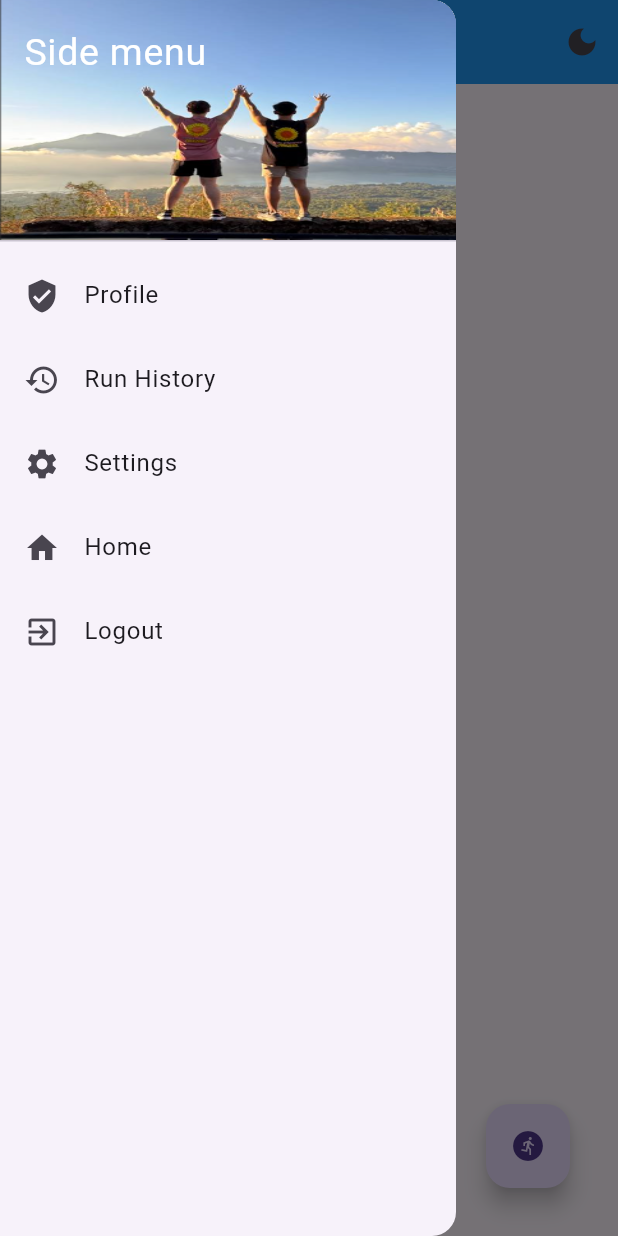
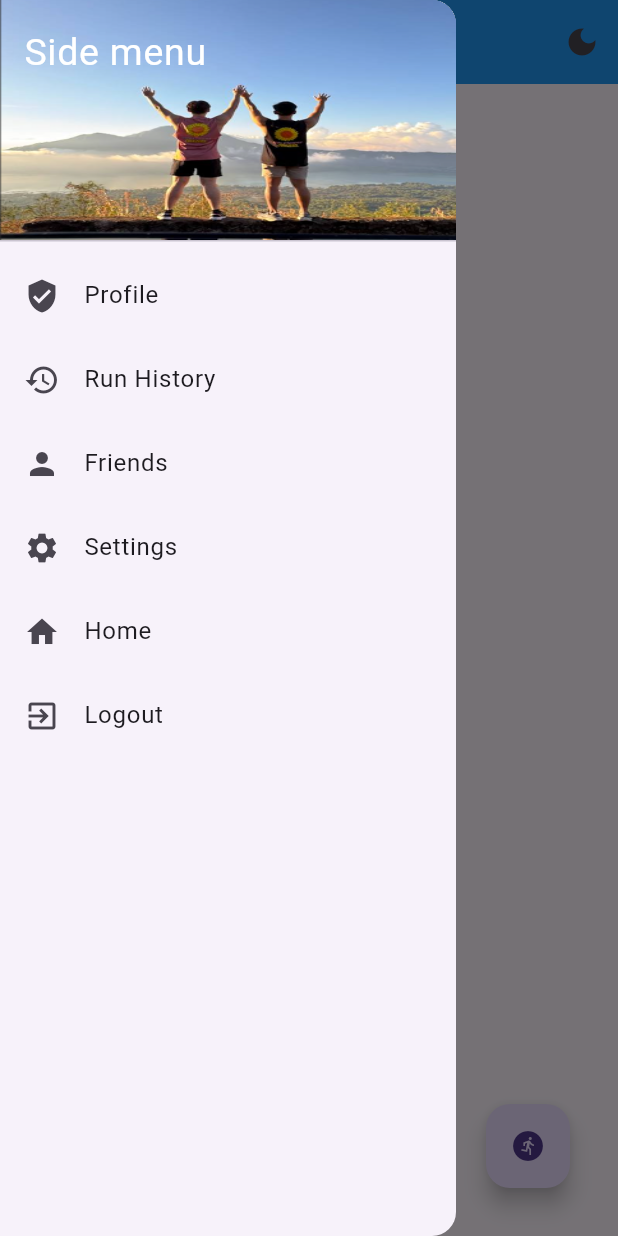
Before and after one commit to martout2002/RunnersHigh, a Flutter app: the RunTrackingPage screen opened by its route, after a tap on "Start Run", after a tap on "Stop Run", after a tap on the "menu" icon, on a phone screen of 412 x 824 dp. Run offline on Flutter 3.47's test engine with Material 3 defaults, Android fonts, the phone set to English and light mode, and no system bars; drawn by our look-alikes of percent_indicator; our stand-ins replace firebase_auth, firebase_core, firebase_database, flutter_dotenv, flutter_gemini, flutter_image_compress and 4 more; accounts and stored records are empty; network calls fail.

Commit message:
added feature to show exact bounds of the route on the map

```diff
--- a/lib/appbar/nav_drawer.dart
+++ b/lib/appbar/nav_drawer.dart
@@ -49,6 +49,13 @@ class NavDrawer extends StatelessWidget {
             },
           ),
           ListTile(
+            leading: const Icon(Icons.person),
+            title: const Text('Friends'),
+            onTap: () {
+              Navigator.pushReplacementNamed(context, '/friends');
+            },
+          ),
+          ListTile(
             leading: const Icon(Icons.settings),
             title: const Text('Settings'),
             onTap: () => {Navigator.of(context).pop()},
--- a/lib/main.dart
+++ b/lib/main.dart
@@ -4,6 +4,7 @@ import 'package:firebase_auth/firebase_auth.dart';
 import 'package:flutter_gemini/flutter_gemini.dart';
 import 'package:flutter_dotenv/flutter_dotenv.dart';
 import 'package:runners_high/UserProfilePage.dart';
+import 'package:runners_high/social/friend_page.dart';
 import 'home_page.dart';
 import 'login/login_page.dart';
 import 'login/signup_page.dart';
@@ -73,6 +74,7 @@ class MyAppState extends State<MyApp> {
         '/profile': (context) => const UserProfilePage(),
         '/forgotPassword': (context) =>
             ForgotPasswordPage(onToggleTheme: _toggleTheme),
+        '/friends': (context) => FriendPage(),
       },
     );
   }
--- a/lib/running/run_tracking_page.dart
+++ b/lib/running/run_tracking_page.dart
@@ -22,6 +22,10 @@ class RunTrackingPage extends StatefulWidget {
 }
 
 class RunTrackingPageState extends State<RunTrackingPage> {
+  var minLat;
+  var maxLat;
+  var minLng;
+  var maxLng;
   late StreamSubscription userStreamSubscription;
   var num_of_runs = 0;
   bool _isRecording = false;
@@ -76,6 +80,10 @@ class RunTrackingPageState extends State<RunTrackingPage> {
         desiredAccuracy: LocationAccuracy.high);
     setState(() {
       _lastPosition = position;
+      minLat = position.latitude;
+      maxLat = position.latitude;
+      minLng = position.longitude;
+      maxLng = position.longitude;
     });
     if (_mapController != null && _lastPosition != null) {
       _mapController!.animateCamera(CameraUpdate.newLatLng(
@@ -154,6 +162,11 @@ class RunTrackingPageState extends State<RunTrackingPage> {
                 ) /
                 1000; // Convert meters to kilometers
           }
+          if (position.latitude < minLat) minLat = position.latitude;
+          if (position.latitude > maxLat) maxLat = position.latitude;
+          if (position.longitude < minLng) minLng = position.longitude;
+          if (position.longitude > maxLng) maxLng = position.longitude;
+
           _lastPosition = position;
           _route.add(LatLng(position.latitude, position.longitude));
           if (_distance > 0) {
@@ -187,11 +200,18 @@ class RunTrackingPageState extends State<RunTrackingPage> {
 
   Future<void> _saveRun() async {
     if (_lastPosition != null && _mapController != null) {
-      _mapController!
-          .animateCamera(CameraUpdate.newCameraPosition(CameraPosition(
-        target: LatLng(_lastPosition!.latitude, _lastPosition!.longitude),
-        zoom: 18.0, // Adjust the zoom level as needed
-      )));
+      LatLngBounds bounds = LatLngBounds(
+        southwest: LatLng(minLat, minLng),
+        northeast: LatLng(maxLat, maxLng),
+      );
+      // _mapController!
+      //     .animateCamera(CameraUpdate.newCameraPosition(CameraPosition(
+      //   target: LatLng(_lastPosition!.latitude, _lastPosition!.longitude),
+      //   zoom: 18.0, // Adjust the zoom level as needed
+      // )));
+      CameraUpdate update =
+          CameraUpdate.newLatLngBounds(bounds, 50); // 50 is the padding
+      _mapController!.animateCamera(update);
     }
     if (_user != null) {
       String? runName = await _showRunNameDialog();
@@ -314,7 +334,7 @@ class RunTrackingPageState extends State<RunTrackingPage> {
             initialCameraPosition: const CameraPosition(
               target: LatLng(
                   0, 0), // Placeholder, will be updated to user's location
-              zoom: 12,
+              zoom: 20,
             ),
             myLocationEnabled: true, // Enable the user's location
             myLocationButtonEnabled: true,
```
